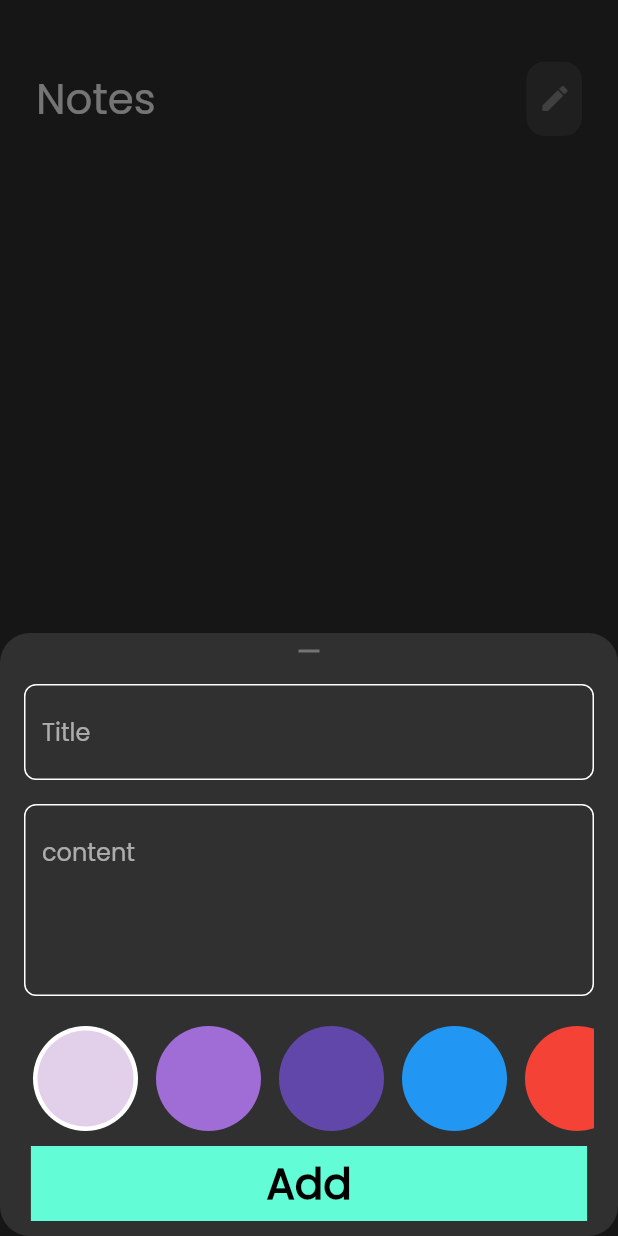
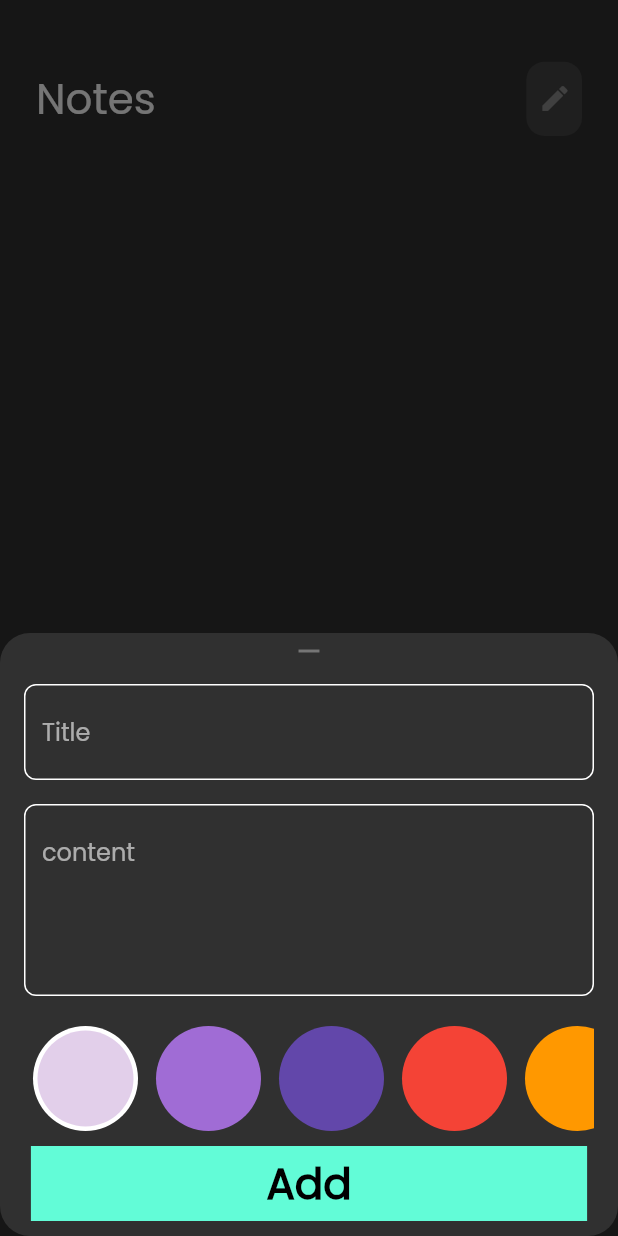
Before and after one commit to ZiadElsaadany/notes_app, a Flutter app: the screen it shows after launch, after a tap on the "add" icon, on a phone screen of 412 x 824 dp. Run offline on Flutter 3.47's test engine with Material 2 defaults, Android fonts, the phone set to English and light mode, and no system bars; our stand-ins replace font_awesome_flutter, hive, hive_flutter; accounts and stored records are empty; generated files the repository leaves out were written again.

Commit message:
edit colors

```diff
--- a/lib/view/widgets/colors_list_view.dart
+++ b/lib/view/widgets/colors_list_view.dart
@@ -41,14 +41,16 @@ class _ColorsListViewState extends State<ColorsListView> {
    const  Color(0xffe2cfea),
     const Color(0xffA06CD5),
     const Color(0xff6247AA),
-    Colors.blue,
+
     Colors.red,
     Colors.orange,
     Colors.cyanAccent,
-    const Color(0xff102B3F),
+
     const Color(0xffE2CFEA),
     const Color(0xffA06CD5),
-    const Color(0xff6247AA)
+    const Color(0xff6247AA),
+    Colors.white70,
+    Colors.yellowAccent
 
   ] ;
 
--- a/lib/view/widgets/notes_listview.dart
+++ b/lib/view/widgets/notes_listview.dart
@@ -16,7 +16,7 @@ class NotesListView extends StatelessWidget {
           return provider.allNotes ==[] || provider.allNotes.isEmpty?  const Center(child: Text('No Notes, Please add Note',
           style: TextStyle(
             color: Colors.white,
-            fontSize: 24 ,
+            fontSize: 22 ,
           ),
           )): ListView.builder(
             physics: const BouncingScrollPhysics(),
```
Also changed, not shown: lib/view/widgets/edit_view_body.dart (+5 -3 lines).
